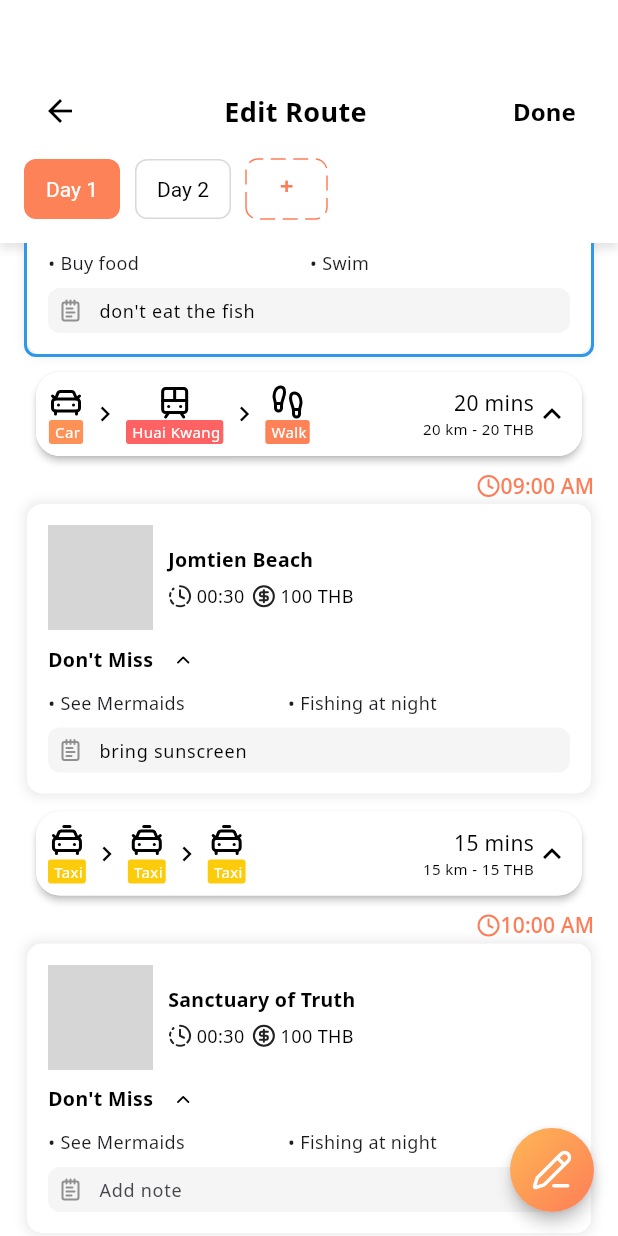
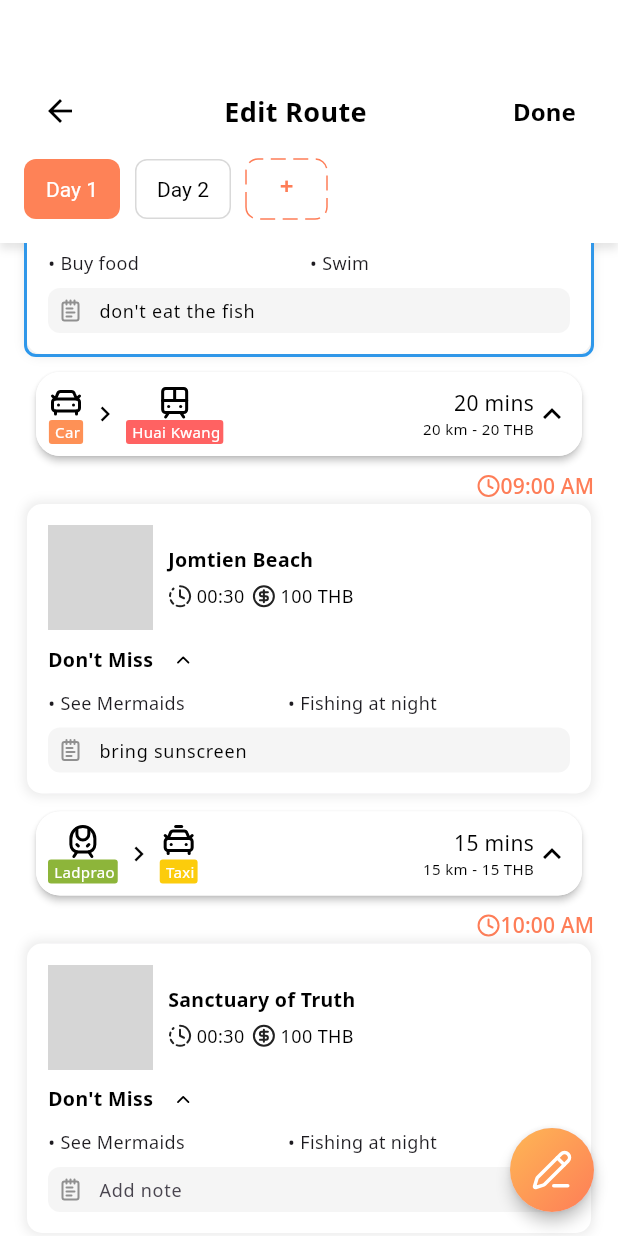
Before and after one commit to Thun-2004/triptery, a Flutter app: the EditRoutePage screen opened directly, scrolled down 141 dp, on a phone screen of 412 x 824 dp. Run offline on Flutter 3.47's test engine with Material 3 defaults, Android fonts, the phone set to English and light mode, and no system bars; drawn by our look-alikes of dotted_border; our stand-ins replace dropdown_button2, flutter_dotenv, flutter_social_button, flutter_svg, get, google_fonts and 7 more; accounts and stored records are empty; generated files the repository leaves out were written again; network calls fail; grey boxes are pictures that could not be loaded.

Commit message:
fix: sync route note between day page and edit route page

```diff
--- a/lib/presentation/controllers/trip_controller.dart
+++ b/lib/presentation/controllers/trip_controller.dart
@@ -555,6 +555,8 @@ class TripController extends GetxController {
   final Rx<bool> _isEditingPlaceOrder = Rx<bool>(false);
   Rx<bool> get isEditingPlaceOrderObs => _isEditingPlaceOrder;
 
+  Rx<int> selectedIndex = (-1).obs; // Reactive selected index
+
   // int day = 0;
   Rx<int> day = 0.obs; // Reactive day variable
 
@@ -736,6 +738,8 @@ class TripController extends GetxController {
           "total_time": 20,
           "total_cost": 20,
           "total_distance": 20,
+          "isNote": false,
+          "note": null,
           "isSelected": true,
           "approved": false,
           "creatorId": "user123",
@@ -747,6 +751,8 @@ class TripController extends GetxController {
           "total_time": 15,
           "total_cost": 15,
           "total_distance": 15,
+          "isNote": false,
+          "note": null,
           "isSelected": false,
           "approved": false,
           "creatorId": "user123",
@@ -759,30 +765,35 @@ class TripController extends GetxController {
           "routeId": 1,
           "total_time": null,
           "total_cost": null,
-          "total_distance": 15,
+          "total_distance": null,
+          "isNote": true,
+          "note": "User note for route 1",
           "isSelected": false,
-          "approved": false,
-          "creatorId": "user123",
-          "note": "This is a test route option",
-          "createdAt": DateTime.now().toIso8601String(),
-        },
-        {
-          "id": 4,
-          "routeId": 2,
-          "total_time": 15,
-          "total_cost": 15,
-          "total_distance": 15,
-          "isSelected": true,
           "approved": false,
           "creatorId": "user123",
           "createdAt": DateTime.now().toIso8601String(),
         },
         {
+          "id": 4,
+          "routeId": 1,
+          "total_time": null,
+          "total_cost": null,
+          "total_distance": null,
+          "isNote": false,
+          "note": null,
+          "isSelected": false,
+          "approved": false,
+          "creatorId": "google",
+          "createdAt": DateTime.now().toIso8601String(),
+        },
+        {
           "id": 5,
-          "routeId": 3,
+          "routeId": 2,
           "total_time": 15,
           "total_cost": 15,
           "total_distance": 15,
+          "isNote": false,
+          "note": null,
           "isSelected": true,
           "approved": false,
           "creatorId": "user123",
@@ -790,10 +801,77 @@ class TripController extends GetxController {
         },
         {
           "id": 6,
+          "routeId": 2,
+          "total_time": 0,
+          "total_cost": 0,
+          "total_distance": 0,
+          "isNote": true,
+          "note": "User note for route 3",
+          "isSelected": true,
+          "approved": false,
+          "creatorId": "user123",
+          "createdAt": DateTime.now().toIso8601String(),
+        },
+        {
+          "id": 7,
+          "routeId": 2,
+          "total_time": 0,
+          "total_cost": 0,
+          "total_distance": 0,
+          "isNote": false,
+          "note": null,
+          "isSelected": true,
+          "approved": false,
+          "creatorId": "google",
+          "createdAt": DateTime.now().toIso8601String(),
+        },
+        {
+          "id": 8,
+          "routeId": 3,
+          "total_time": 15,
+          "total_cost": 15,
+          "total_distance": 15,
+          "isNote": false,
+          "note": null,
+          "isSelected": true,
+          "approved": false,
+          "creatorId": "user123",
+          "createdAt": DateTime.now().toIso8601String(),
+        },
+        {
+          "id": 9,
+          "routeId": 3,
+          "total_time": 0,
+          "total_cost": 0,
+          "total_distance": 0,
+          "isNote": true,
+          "note": "User note for route 3",
+          "isSelected": false,
+          "approved": false,
+          "creatorId": "user123",
+          "createdAt": DateTime.now().toIso8601String(),
+        },
+        {
+          "id": 10,
+          "routeId": 3,
+          "total_time": 0,
+          "total_cost": 0,
+          "total_distance": 0,
+          "isNote": false,
+          "note": null,
+          "isSelected": false,
+          "approved": false,
+          "creatorId": "google",
+          "createdAt": DateTime.now().toIso8601String(),
+        },
+        {
+          "id": 11,
           "routeId": 6,
           "total_time": 15,
           "total_cost": 15,
           "total_distance": 15,
+          "isNote": false,
+          "note": null,
           "isSelected": true,
           "approved": false,
           "creatorId": "user123",
@@ -829,7 +907,7 @@ class TripController extends GetxController {
         },
         {
           "id": 3,
-          "optionId": 1,
+          "optionId": 2,
           "mode": TransportMode.walk,
           "station": null,
           "time_taken": "00:20",
@@ -841,7 +919,7 @@ class TripController extends GetxController {
         },
         {
           "id": 4,
-          "optionId": 2,
+          "optionId": 5,
           "mode": TransportMode.skyTrain,
           "station": "Ladprao",
           "time_taken": "00:20",
@@ -853,7 +931,7 @@ class TripController extends GetxController {
         },
         {
           "id": 5,
-          "optionId": 3,
+          "optionId": 5,
           "mode": TransportMode.taxi,
           "station": null,
           "time_taken": "00:20",
@@ -865,7 +943,7 @@ class TripController extends GetxController {
         },
         {
           "id": 6,
-          "optionId": 4,
+          "optionId": 8,
           "mode": TransportMode.taxi,
           "station": null,
           "time_taken": "00:20",
@@ -877,7 +955,7 @@ class TripController extends GetxController {
         },
         {
           "id": 7,
-          "optionId": 4,
+          "optionId": 8,
           "mode": TransportMode.taxi,
           "station": null,
           "time_taken": "00:20",
@@ -889,7 +967,7 @@ class TripController extends GetxController {
         },
         {
           "id": 8,
-          "optionId": 4,
+          "optionId": 8,
           "mode": TransportMode.taxi,
           "station": null,
           "time_taken": "00:20",
@@ -901,7 +979,7 @@ class TripController extends GetxController {
         },
         {
           "id": 9,
-          "optionId": 5,
+          "optionId": 10,
           "mode": TransportMode.taxi,
           "station": null,
           "time_taken": "00:20",
@@ -913,7 +991,7 @@ class TripController extends GetxController {
         },
         {
           "id": 9,
-          "optionId": 5,
+          "optionId": 11,
           "mode": TransportMode.taxi,
           "station": null,
           "time_taken": "00:20",
@@ -1169,6 +1247,58 @@ class TripController extends GetxController {
     }
   }
 
+  void populateRouteOptionDefaultValues(int routeId) {
+    routeOptions_temp.addAll([
+      {
+        "id": routeOptions_temp.length + 1,
+        "routeId": routeId,
+        "total_time": 0,
+        "total_cost": 0,
+        "total_distance": 0,
+        "isNote": false,
+        "note": null,
+        "isSelected": false,
+        "approved": false,
+        "creatorId": "google",
+        "createdAt": DateTime.now().toIso8601String(),
+      },
+      {
+        "id": routeOptions_temp.length + 2,
+        "routeId": routeId,
+        "total_time": 0,
+        "total_cost": 0,
+        "total_distance": 0,
+        "isNote": true,
+        "note": null,
+        "isSelected": false,
+        "approved": false,
+        "creatorId": "user123",
+        "createdAt": DateTime.now().toIso8601String(),
+      },
+    ]);
+  }
+
+  void selectRouteOption(int routeId, int optionId) {
+    for (var option in routeOptions_temp) {
+      if (option["routeId"] == routeId) {
+        option["isSelected"] = false;
+      }
+    }
+
+    // Select the specified option
+    var selectedOption = routeOptions_temp.firstWhere(
+      (option) => option["id"] == optionId && option["routeId"] == routeId,
+      orElse: () => {},
+    );
+
+    if (selectedOption.isNotEmpty) {
+      selectedOption["isSelected"] = true;
+      log("Selected option ID: $optionId for route ID: $routeId");
+    } else {
+      log("No matching option found for ID: $optionId and route ID: $routeId");
+    }
+  }
+
   //done
   List<Map<String, dynamic>> findRouteOptions(int? matchingRouteId) {
     List<Map<String, dynamic>> routeOptions =
--- a/lib/presentation/pages/edit_route_page.dart
+++ b/lib/presentation/pages/edit_route_page.dart
@@ -819,7 +819,11 @@ class _EditRoutePageState extends State<EditRoutePage> {
                                     r["toPlaceId"] == nextTrip["placeId"]);
 
                                 if (route != null && route["day"] == selectedDay) {
-                                  final routeOptions = tripController.findRouteOptions(route["id"]);
+                                  List<Map<String, dynamic>> routeOptions = tripController.findRouteOptions(route["id"]);
+                                  if (routeOptions.isEmpty) {
+                                    tripController.populateRouteOptionDefaultValues(route["id"]);
+                                    routeOptions = tripController.findRouteOptions(route["id"]);
+                                  }
                                   return RouteDropdown(
                                     key: ValueKey('route-${trip["placeId"]}-${nextTrip["placeId"]}'),
                                     routeId: trip["routeId"],
--- a/lib/presentation/widgets/trip/components/route_dropdown.dart
+++ b/lib/presentation/widgets/trip/components/route_dropdown.dart
@@ -511,11 +511,9 @@ class _RouteDropdownState extends State<RouteDropdown> {
   final transportModeController = Get.find<TransportModeController>();
   final tripController = Get.find<TripController>();
 
-  int selected = 0;
   bool isSelected = false;
   Map<String, dynamic>? currentChoice;
   List<Map<String, dynamic>> routeSegments = [];
-  Widget displayedRoute = const SizedBox.shrink();
 
   @override
   void initState() {
@@ -525,15 +523,9 @@ class _RouteDropdownState extends State<RouteDropdown> {
           widget.choices.firstWhereOrNull((c) => c["isSelected"] == true) ??
           widget.choices.first;
       routeSegments = _getRouteSegments(currentChoice?["id"]);
-      displayedRoute = buildTransportHorizontalSequence(
-        routeSegments,
-        AppColors.black,
-        true,
-      );
     } else {
       currentChoice = null;
       routeSegments = [];
-      displayedRoute = const Text("Unselected");
     }
   }
 
@@ -551,14 +543,11 @@ class _RouteDropdownState extends State<RouteDropdown> {
 
   void _updateSelection(int index) {
     setState(() {
-      selected = index;
+      tripController.selectedIndex.value = index;
       currentChoice = widget.choices[index];
-      routeSegments = _getRouteSegments(currentChoice?["id"]);
-      displayedRoute = buildTransportHorizontalSequence(
-        routeSegments,
-        AppColors.black,
-        true,
-      );
+      // Sync TripController's selected route option
+      tripController.selectRouteOption(widget.routeId, widget.choices[index]["id"]);
+      log("Selected value: ${index}");
     });
   }
 
@@ -592,28 +581,58 @@ class _RouteDropdownState extends State<RouteDropdown> {
         child: Row(
           mainAxisAlignment: MainAxisAlignment.spaceBetween,
           children: [
-            displayedRoute,
+            Obx(() {
+              // Get the current selected route option from TripController
+              final options = tripController.findRouteOptions(widget.routeId);
+              final choice = options.firstWhereOrNull((c) => c["isSelected"] == true) ?? (options.isNotEmpty ? options.first : null);
+              if (choice == null) {
+                return const Text("Unselected");
+              }
+              if (choice["isNote"] == false && choice["creatorId"] != "google") {
+                final segments = _getRouteSegments(choice["id"]);
+                return buildTransportHorizontalSequence(
+                  segments,
+                  AppColors.black,
+                  true,
+                );
+              } else if (choice["creatorId"] == "google") {
+                return const Text("Google Maps");
+              } else if (choice["isNote"] == true) {
+                return Text(
+                  tripController.routes_temp
+                          .firstWhereOrNull((r) => r["id"] == widget.routeId)?["note"] ??
+                      "Add Note..",
+                );
+              } else {
+                return const Text("Unselected");
+              }
+            }),
             Spacer(),
-            Column(
+            Obx(() {
+              final options = tripController.findRouteOptions(widget.routeId);
+              final choice = options.firstWhereOrNull((c) => c["isSelected"] == true) ?? (options.isNotEmpty ? options.first : null);
+              if (choice == null) return const SizedBox.shrink();
+              if (choice["isNote"] == false && choice["creatorId"] != "google") {
+                return Column(
                   crossAxisAlignment: CrossAxisAlignment.end,
                   children: [
-                if (selected != widget.choices.length + 1 &&
-                    selected != widget.choices.length + 2) ...[
                     CustomText(
-                    text: "${currentChoice?["total_time"]} mins",
+                      text: "${choice["total_time"]} mins",
                       type: TextType.body,
                       color: isSelected ? AppColors.white : AppColors.black,
                     ),
                     Text(
-                    "${currentChoice?["total_distance"]} km - ${currentChoice?["total_cost"]} THB",
+                      "${choice["total_distance"]} km - ${choice["total_cost"]} THB",
                       style: TextStyle(
                         color: isSelected ? AppColors.white : AppColors.black,
                         fontSize: 10,
                       ),
                     ),
                   ],
-              ],
-            ),
+                );
+              }
+              return const SizedBox.shrink();
+            }),
             Icon(
               isSelected ? Icons.keyboard_arrow_down : Icons.keyboard_arrow_up,
               color: isSelected ? AppColors.white : AppColors.black,
@@ -631,21 +650,25 @@ class _RouteDropdownState extends State<RouteDropdown> {
         ),
         child: Column(
           children: [
-            if (widget.choices.isNotEmpty)
-              ...List.generate(widget.choices.length, (i) {
-                final choice = widget.choices[i];
+            // Wrap the route options in Obx for reactivity
+            Obx(() {
+              final options = tripController.findRouteOptions(widget.routeId);
+              if (options.isEmpty) return const SizedBox.shrink();
+              return Column(
+                children: List.generate(options.length, (i) {
+                  final choice = options[i];
                   final segments = _getRouteSegments(choice["id"]);
-
                   return Column(
                     children: [
                       ListTile(
                         leading: Radio<int>(
                           value: i,
-                        groupValue: selected,
+                          groupValue: tripController.selectedIndex.value,
                           activeColor: AppColors.orange_900,
                           onChanged: (v) => _updateSelection(i),
                         ),
-                      title: Row(
+                        title: (choice["isNote"] == false && choice["creatorId"] != "google")
+                            ? Row(
                                 mainAxisAlignment: MainAxisAlignment.spaceBetween,
                                 children: [
                                   buildTransportHorizontalSequence(
@@ -667,9 +690,37 @@ class _RouteDropdownState extends State<RouteDropdown> {
                                         style: const TextStyle(fontSize: 10),
                                       ),
                                     ],
+                                  )
+                                ],
+                              )
+                            : (choice["creatorId"] == "google")
+                                ? Row(
+                                    mainAxisAlignment: MainAxisAlignment.spaceBetween,
+                                    children: const [
+                                      Text(
+                                        "Google Maps",
+                                        style: TextStyle(fontWeight: FontWeight.w500),
                                       ),
+                                      Icon(LucideIcons.squareArrowOutUpRight, size: 16),
                                     ],
+                                  )
+                                : (choice["isNote"] == true)
+                                    ? TextFormField(
+                                        initialValue: tripController.routes_temp
+                                                .firstWhereOrNull((r) => r["id"] == widget.routeId)?["note"] ??
+                                            "",
+                                        decoration: const InputDecoration(
+                                          hintText: 'Add Note..',
+                                          border: OutlineInputBorder(borderSide: BorderSide.none),
+                                          contentPadding: EdgeInsets.all(8),
                                         ),
+                                        onChanged: (value) {
+                                          setState(() {
+                                            tripController.setRouteNote(widget.routeId, value);
+                                          });
+                                        },
+                                      )
+                                    : const SizedBox.shrink(),
                       ),
                       AnimatedContainer(
                         duration: const Duration(milliseconds: 300),
@@ -679,64 +730,8 @@ class _RouteDropdownState extends State<RouteDropdown> {
                     ],
                   );
                 }),
-
-            ListTile(
-              leading: Radio<int>(
-                value: widget.choices.length + 1,
-                groupValue: selected,
-                activeColor: AppColors.orange_900,
-                onChanged:
-                    (v) => setState(() {
-                      displayedRoute = const Text("Google Maps");
-                      selected = v!;
-                      log("Selected Google Maps : $selected");
+              );
             }),
-              ),
-              title: Row(
-                mainAxisAlignment: MainAxisAlignment.spaceBetween,
-                children: [
-                  const Text(
-                    "Google Maps",
-                    style: TextStyle(fontWeight: FontWeight.w500),
-                  ),
-                  const Icon(LucideIcons.squareArrowOutUpRight, size: 16),
-                ],
-              ),
-            ),
-            ListTile(
-              leading: Radio<int>(
-
-                value: widget.choices.length + 2,
-                groupValue: selected,
-                activeColor: AppColors.orange_900,
-                onChanged:
-                    (v) => setState(() {
-                      displayedRoute = tripController.routes_temp
-                          .firstWhereOrNull((r) => r["id"] == widget.routeId)?["note"] != null
-                          ? Text(tripController.routes_temp
-                              .firstWhere((r) => r["id"] == widget.routeId)["note"])
-                          : const Text("Add Note..");
-                      selected = v!;
-                    }),
-              ),
-              title: TextFormField(
-                initialValue: tripController.routes_temp.firstWhereOrNull((r) => r["id"] == widget.routeId)?["note"] ?? "",
-                decoration: InputDecoration(
-                  hintText: 'Add Note..',
-                  border: OutlineInputBorder(borderSide: BorderSide.none),
-                  contentPadding: EdgeInsets.all(8),
-                ),
-                onChanged: (value) {
-                  setState(() {
-                    if(selected == widget.choices.length + 2) {
-                      tripController.setRouteNote(widget.routeId, value);
-                      displayedRoute = Text(value.isEmpty ? "Add Note.." : value);
-                    }
-                  });
-
-                },
-              ),
-            ),
             const Divider(
               height: 3,
               color: AppColors.gray,
```
Lines whose indentation alone changed are shown as unchanged.
